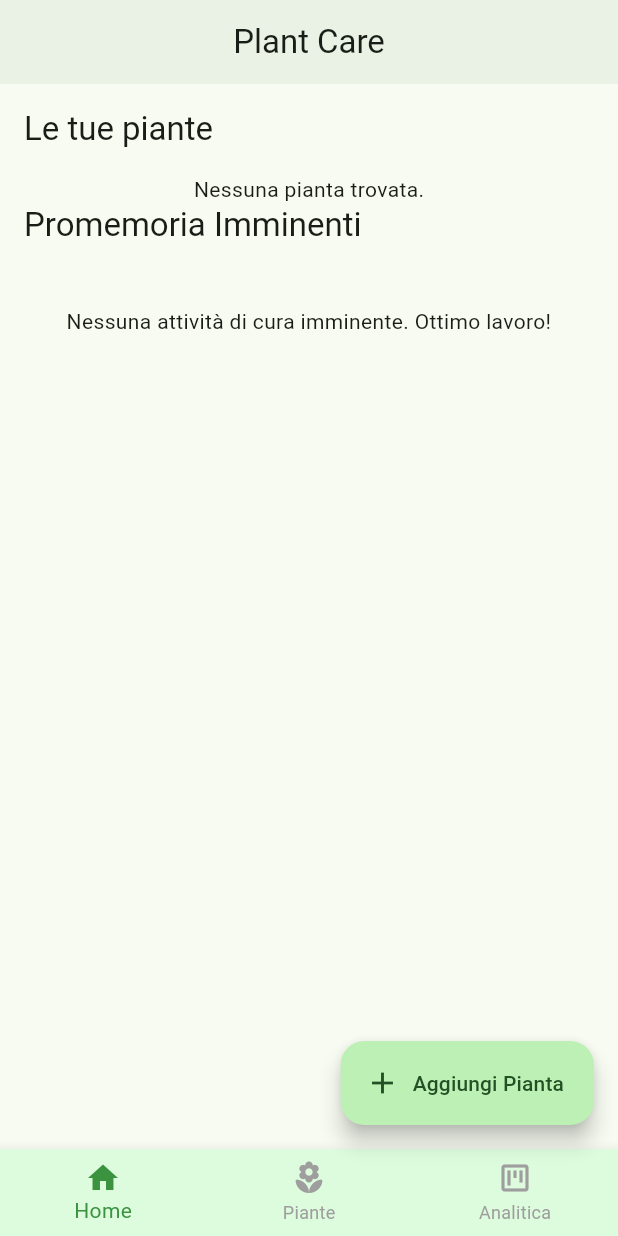
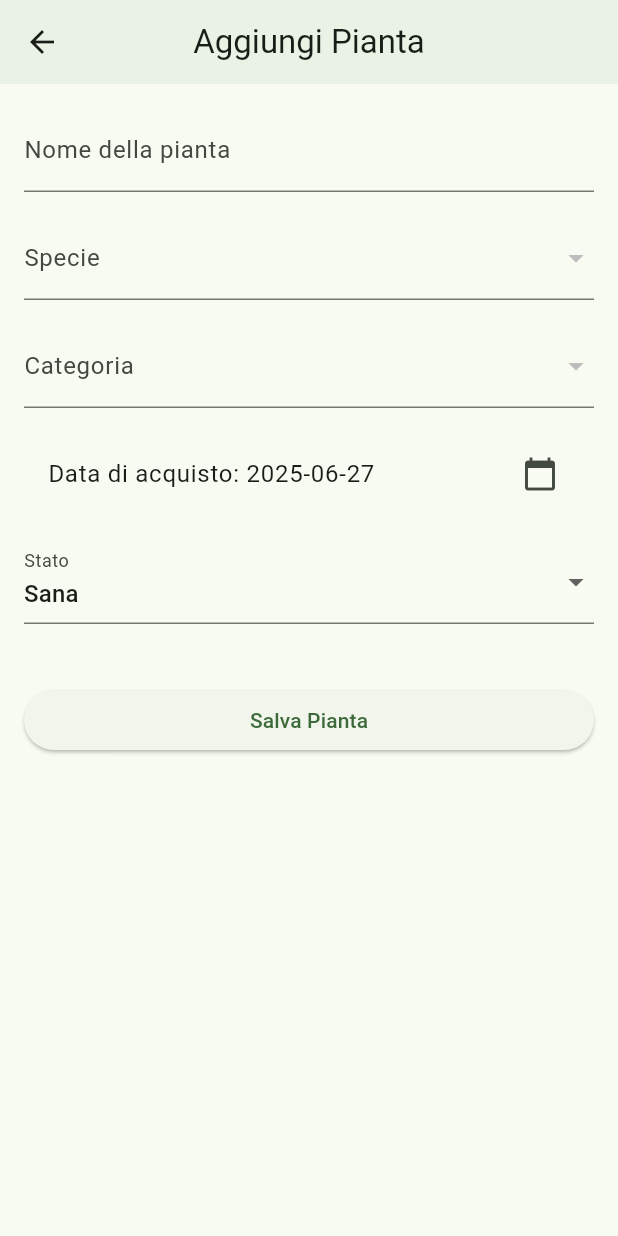
Before and after one commit to ggrieco25/Mobile-Programming, a Flutter app: the screen it shows after launch, after a tap on "Aggiungi Pianta", on a phone screen of 412 x 824 dp. Run offline on Flutter 3.47's test engine with Material 3 defaults, Android fonts, the phone set to English and light mode, and no system bars; our stand-ins replace sqflite; accounts and stored records are empty.

Commit message:
Prima implementazione AggiungiPiantaScreen.dart, dovuto implementare anche CategorieRepository.dart, SpecieRepository.dart. La parte relativa alle foto sono sempre commentate perche ancora dobbiamo decidere il da farsi

```diff
--- /dev/null
+++ b/lib/src/domain/CategorieRepository.dart
@@ -0,0 +1,16 @@
+import 'package:sqflite/sqflite.dart';
+import '../data/local/DatabaseHelper.dart';
+import '../data/models/CategoriaModel.dart';
+
+class CategorieRepository {
+  CategorieRepository._privateConstructor();
+  static final CategorieRepository instance = CategorieRepository._privateConstructor();
+
+  final DatabaseHelper _dbHelper = DatabaseHelper.instance;
+
+  Future<List<Categoria>> getTutteLeCategorie() async {
+    final db = await _dbHelper.database;
+    final List<Map<String, dynamic>> maps = await db.query('categorie');
+    return maps.map((map) => Categoria.fromMap(map)).toList();
+  }
+}
--- a/lib/src/domain/PianteRepository.dart
+++ b/lib/src/domain/PianteRepository.dart
@@ -1,13 +1,23 @@
+import 'package:sqflite/sqflite.dart';
 import '../data/local/DatabaseHelper.dart';
 import '../data/models/PiantaModel.dart';
 
-class PiantaRepository {
+class PianteRepository {
   final DatabaseHelper _dbHelper = DatabaseHelper.instance;
 
   Future<List<Pianta>> getTutteLePiante() async {
     final db = await _dbHelper.database;
-    final List<Map<String, dynamic>> maps = await db.query('pianta');
+    final List<Map<String, dynamic>> maps = await db.query('piante');
 
     return maps.map((map) => Pianta.fromMap(map)).toList();
   }
+
+  Future<void> aggiungiPianta(Pianta pianta) async {
+    final db = await _dbHelper.database;
+    await db.insert(
+      'piante',
+      pianta.toMap(),
+      conflictAlgorithm: ConflictAlgorithm.replace,
+    );
+  }
 }
--- /dev/null
+++ b/lib/src/domain/SpecieRepository.dart
@@ -0,0 +1,16 @@
+import 'package:sqflite/sqflite.dart';
+import '../data/local/DatabaseHelper.dart';
+import '../data/models/SpecieModel.dart';
+
+class SpecieRepository {
+  SpecieRepository._privateConstructor();
+  static final SpecieRepository instance = SpecieRepository._privateConstructor();
+
+  final DatabaseHelper _dbHelper = DatabaseHelper.instance;
+
+  Future<List<Specie>> getTutteLeSpecie() async {
+    final db = await _dbHelper.database;
+    final List<Map<String, dynamic>> maps = await db.query('specie');
+    return maps.map((map) => Specie.fromMap(map)).toList();
+  }
+}
--- /dev/null
+++ b/lib/src/presentation/screens/AggiungiPiantaScreen.dart
@@ -0,0 +1,169 @@
+import 'dart:typed_data';
+
+import 'package:flutter/material.dart';
+//import 'package:image_picker/image_picker.dart';
+
+import '../../data/models/PiantaModel.dart';
+import '../../data/models/CategoriaModel.dart';
+import '../../data/models/SpecieModel.dart';
+import '../../domain/PianteRepository.dart';
+import '../../domain/CategorieRepository.dart';
+import '../../domain/SpecieRepository.dart';
+
+class AggiungiPiantaScreen extends StatefulWidget {
+  @override
+  _AggiungiPiantaScreenState createState() => _AggiungiPiantaScreenState();
+}
+
+class _AggiungiPiantaScreenState extends State<AggiungiPiantaScreen> {
+  final _formKey = GlobalKey<FormState>();
+  final _nomeController = TextEditingController();
+  DateTime _dataAcquisto = DateTime.now();
+  Uint8List? _foto;
+  int? _idSpecie;
+  int? _idCategoria;
+  String _stato = 'Sana';
+
+  List<Specie> _specieDisponibili = [];
+  List<Categoria> _categorieDisponibili = [];
+
+  @override
+  void initState() {
+    super.initState();
+    _caricaSpecieECategorie();
+  }
+
+  Future<void> _caricaSpecieECategorie() async {
+    final specie = await SpecieRepository.instance.getTutteLeSpecie();
+    final categorie = await CategorieRepository.instance.getTutteLeCategorie();
+    setState(() {
+      _specieDisponibili = specie;
+      _categorieDisponibili = categorie;
+    });
+  }
+
+  Future<void> _selezionaData() async {
+    final data = await showDatePicker(
+      context: context,
+      initialDate: _dataAcquisto,
+      firstDate: DateTime(2000),
+      lastDate: DateTime.now(),
+    );
+    if (data != null) {
+      setState(() => _dataAcquisto = data);
+    }
+  }
+/* Da capire come gestire immagini
+  Future<void> _selezionaFoto() async {
+    final picker = ImagePicker();
+    final immagine = await picker.pickImage(source: ImageSource.gallery);
+    if (immagine != null) {
+      final bytes = await immagine.readAsBytes();
+      setState(() => _foto = bytes);
+    }
+  }
+*/
+  Future<void> _salvaPianta() async {
+    if (_formKey.currentState!.validate() && _idSpecie != null && _idCategoria != null) {
+      final nuovaPianta = Pianta(
+        id: null,
+        nome: _nomeController.text,
+        dataAcquisto: _dataAcquisto,
+        foto: _foto,
+        frequenzaInnaffiatura: 0,
+        frequenzaPotatura: 0,
+        frequenzaRinvaso: 0,
+        note: null,
+        stato: _stato,
+        idSpecie: _idSpecie!,
+      );
+
+      final repo = PianteRepository();
+      await repo.aggiungiPianta(nuovaPianta);
+
+      Navigator.pop(context, true);
+    }
+  }
+
+  @override
+  Widget build(BuildContext context) {
+    return Scaffold(
+      appBar: AppBar(title: Text('Aggiungi Pianta')),
+      body: Padding(
+        padding: const EdgeInsets.all(16.0),
+        child: Form(
+          key: _formKey,
+          child: ListView(
+            children: [
+              TextFormField(
+                controller: _nomeController,
+                decoration: InputDecoration(labelText: 'Nome della pianta'),
+                validator: (value) => value == null || value.isEmpty ? 'Inserisci un nome' : null,
+              ),
+              const SizedBox(height: 16),
+              DropdownButtonFormField<int>(
+                value: _idSpecie,
+                items: _specieDisponibili.map((specie) {
+                  return DropdownMenuItem<int>(
+                    value: specie.id,
+                    child: Text(specie.nome),
+                  );
+                }).toList(),
+                onChanged: (val) => setState(() => _idSpecie = val),
+                decoration: InputDecoration(labelText: 'Specie'),
+                validator: (val) => val == null ? 'Seleziona una specie' : null,
+              ),
+              const SizedBox(height: 16),
+              DropdownButtonFormField<int>(
+                value: _idCategoria,
+                items: _categorieDisponibili.map((categoria) {
+                  return DropdownMenuItem<int>(
+                    value: categoria.id,
+                    child: Text(categoria.nome),
+                  );
+                }).toList(),
+                onChanged: (val) => setState(() => _idCategoria = val),
+                decoration: InputDecoration(labelText: 'Categoria'),
+                validator: (val) => val == null ? 'Seleziona una categoria' : null,
+              ),
+              const SizedBox(height: 16),
+              ListTile(
+                title: Text('Data di acquisto: ${_dataAcquisto.toLocal().toString().split(' ')[0]}'),
+                trailing: Icon(Icons.calendar_today),
+                onTap: _selezionaData,
+              ),
+              const SizedBox(height: 16),
+              DropdownButtonFormField<String>(
+                value: _stato,
+                items: ['Sana', 'Da controllare', 'Malata'].map((stato) {
+                  return DropdownMenuItem<String>(
+                    value: stato,
+                    child: Text(stato),
+                  );
+                }).toList(),
+                onChanged: (val) => setState(() => _stato = val!),
+                decoration: InputDecoration(labelText: 'Stato'),
+              ),
+              const SizedBox(height: 16),
+              /*
+              ElevatedButton(
+                onPressed: _selezionaFoto,
+                child: Text('Seleziona una foto'),
+              ),
+              */
+              if (_foto != null) ...[
+                const SizedBox(height: 8),
+                Image.memory(_foto!, height: 150),
+              ],
+              const SizedBox(height: 24),
+              ElevatedButton(
+                onPressed: _salvaPianta,
+                child: Text('Salva Pianta'),
+              ),
+            ],
+          ),
+        ),
+      ),
+    );
+  }
+}
--- a/lib/src/presentation/screens/HomeScreen.dart
+++ b/lib/src/presentation/screens/HomeScreen.dart
@@ -1,4 +1,5 @@
 import 'package:flutter/material.dart';
+import 'package:progetto_mp/src/presentation/screens/AggiungiPiantaScreen.dart';
 import '../../data/models/PromemoriaModel.dart';
 import '../../domain/PromemoriaRepository.dart';
 import '../../data/models/PiantaModel.dart';
@@ -16,7 +17,7 @@ class HomeScreen extends StatefulWidget {
 class _HomeScreenState extends State<HomeScreen> {
   // Un'istanza del repository.
   final PromemoriaRepository _promemoriaRepository = PromemoriaRepository();
-  final PiantaRepository _piantaRepository = PiantaRepository();
+  final PianteRepository _piantaRepository = PianteRepository();
 
   late Future<List<Promemoria>> _futurePromemoria;
   List<Pianta> piante = [];
@@ -53,12 +54,13 @@ class _HomeScreenState extends State<HomeScreen> {
       bottomNavigationBar: const CustomNavBar(currentIndex: 0),
       floatingActionButton: FloatingActionButton.extended(
         onPressed: () async {
-          /* Da implementare
-          final result = await Navigator.push(); // Vai alla schermata di aggiunta
+          final result = await Navigator.push(
+            context,
+            MaterialPageRoute(builder: (context) => AggiungiPiantaScreen()),
+          );// Vai alla schermata di aggiunta
           if (result == true) {
             caricaPiante(); // Ricarica solo se è stata aggiunta una pianta
           }
-          */
         },
 
         label: const Text('Aggiungi Pianta'),
```
